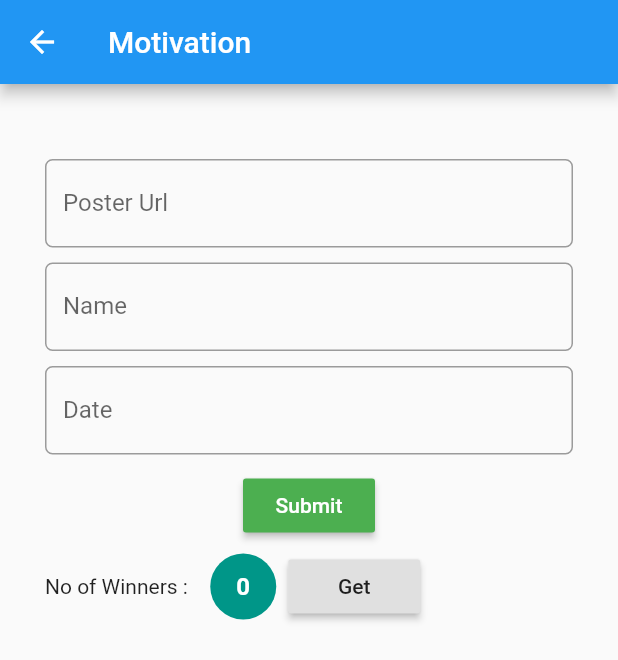
After one commit to Sreenivassreee/MathHelper, a Flutter app: the WinnersPage screen opened by its route, after a tap on "Submit", on a phone screen of 412 x 824 dp. The commit adds this screen. Shown: the top 660 px of the screen. Run offline on Flutter 3.47's test engine with Material 2 defaults, Android fonts, the phone set to English and light mode, and no system bars; our stand-ins replace cloud_firestore; accounts and stored records are empty.

Commit message:
#17/06/2020 Added WinnerBoard ,Added EarnAds

```diff
--- a/lib/Learn.dart
+++ b/lib/Learn.dart
@@ -225,7 +225,9 @@ class _LearnState extends State<Learn> {
           .document("learn")
           .collection("home")
           .document("home")
-          .setData({"pic": pic.text, "video": video.text});
+          .setData(
+        {"pic": pic.text, "video": video.text},
+      );
       print(abc);
       _mess = "Success";
 
--- /dev/null
+++ b/lib/WinnersPage.dart
@@ -0,0 +1,200 @@
+import 'package:cloud_firestore/cloud_firestore.dart';
+import 'package:flutter/material.dart';
+
+class WinnersPage extends StatefulWidget {
+  @override
+  _WinnersPageState createState() => _WinnersPageState();
+}
+
+class _WinnersPageState extends State<WinnersPage> {
+  TextEditingController name = TextEditingController();
+  TextEditingController posterUrl = TextEditingController();
+  TextEditingController date = TextEditingController();
+
+  int lenght = 0;
+
+  @override
+  void initState() {
+    numberOfQuotes().then((value) {
+      setState(() {
+        lenght = value;
+        print(lenght);
+      });
+    });
+    super.initState();
+  }
+
+  @override
+  Widget build(BuildContext context) {
+    return Scaffold(
+      appBar: AppBar(
+        title: Text(
+          "Motivation",
+        ),
+      ),
+      body: Padding(
+        padding: const EdgeInsets.only(top: 10, left: 30, right: 30),
+        child: Container(
+          child: Column(
+            children: [
+              SizedBox(
+                height: 40,
+              ),
+              TextField(
+                controller: posterUrl,
+                decoration: InputDecoration(
+                  labelText: "Poster Url",
+                  border: OutlineInputBorder(
+                    borderRadius: BorderRadius.circular(5.0),
+                    borderSide: BorderSide(
+                      color: Colors.red,
+                      style: BorderStyle.solid,
+                    ),
+                  ),
+                ),
+                autocorrect: true,
+              ),
+              SizedBox(
+                height: 10,
+              ),
+              TextField(
+                controller: name,
+                decoration: InputDecoration(
+                  labelText: "Name",
+                  border: OutlineInputBorder(
+                    borderRadius: BorderRadius.circular(5.0),
+                    borderSide: BorderSide(
+                      color: Colors.red,
+                      style: BorderStyle.solid,
+                    ),
+                  ),
+                ),
+                autocorrect: true,
+              ),
+              SizedBox(
+                height: 10.0,
+              ),
+              TextField(
+                controller: date,
+                decoration: InputDecoration(
+                  labelText: "Date",
+                  border: OutlineInputBorder(
+                    borderRadius: BorderRadius.circular(5.0),
+                    borderSide: BorderSide(
+                      color: Colors.red,
+                      style: BorderStyle.solid,
+                    ),
+                  ),
+                ),
+                autocorrect: true,
+              ),
+              SizedBox(
+                height: 10.0,
+              ),
+              RaisedButton(
+                onPressed: () {
+                  add(
+                          name: name.text,
+                          posterUrl: posterUrl.text,
+                          date: date.text)
+                      .then((value) {
+                    if (value == "added") {
+                      clear();
+                      setState(() {
+                        lenght++;
+                      });
+                    } else {
+                      final snackBar = SnackBar(content: Text('Enter Fileds'));
+
+                      Scaffold.of(context).showSnackBar(snackBar);
+
+                      print(value);
+                    }
+                  });
+                },
+                color: Colors.green,
+                child: Text(
+                  "Submit",
+                  style: TextStyle(
+                    color: Colors.white,
+                  ),
+                ),
+              ),
+              Row(
+                children: [
+                  Text("No of Winners :  "),
+                  Padding(
+                    padding: const EdgeInsets.all(8.0),
+                    child: CircleAvatar(
+                      radius: 22,
+                      backgroundColor: Colors.teal,
+                      child: Text(
+                        "$lenght",
+                        style: TextStyle(
+                          color: Colors.white,
+                          fontWeight: FontWeight.bold,
+                        ),
+                      ),
+                    ),
+                  ),
+                  RaisedButton(
+                    child: Text("Get"),
+                    onPressed: () {
+                      numberOfQuotes().then((value) {
+                        setState(() {
+                          lenght = value;
+                          print(lenght);
+                        });
+                      });
+                    },
+                  ),
+                ],
+              )
+            ],
+          ),
+        ),
+      ),
+    );
+  }
+
+  var reference = Firestore.instance.collection("Winners");
+  Future<int> numberOfQuotes() async {
+    int i;
+    try {
+      QuerySnapshot documentSnapshot = await reference.getDocuments();
+
+      i = documentSnapshot.documents.length;
+      // print("Lenght is $i");
+    } catch (e) {
+      print(e);
+    }
+    return i;
+  }
+
+  Future<String> add({name, posterUrl, date}) async {
+    String i;
+
+    if (name == "" || posterUrl == "" || date == "") {
+      i = "Empty";
+    } else {
+      try {
+        reference.document().setData({
+          "Name": name,
+          "Poster url": posterUrl,
+          "Date": date,
+        });
+        i = "added";
+      } catch (e) {
+        print(e);
+      }
+    }
+
+    return i;
+  }
+
+  void clear() {
+    name.clear();
+    posterUrl.clear();
+    date.clear();
+  }
+}
--- a/lib/main.dart
+++ b/lib/main.dart
@@ -1,7 +1,9 @@
 import 'package:flutter/material.dart';
+import 'package:math_helper/EarnAds.dart';
 import 'package:math_helper/Learn.dart';
 import 'package:math_helper/MyHomaPage.dart';
 import 'package:math_helper/QuestionsEnterPage.dart';
+import 'package:math_helper/WinnersPage.dart';
 import 'package:math_helper/motivation.dart';
 
 void main() {
@@ -19,7 +21,9 @@ class MyApp extends StatelessWidget {
         '/home': (context) => MyHomaPage(),
         '/EnterQuestions': (context) => EnterQuestions(),
         '/Motivation': (context) => Motivation(),
-        '/Learn': (context) => Learn()
+        '/Learn': (context) => Learn(),
+        '/WinnersPage': (context) => WinnersPage(),
+        '/EarnAds': (context) => EarnAds()
       },
     );
   }
```
Also changed, not shown: lib/EarnAds.dart (added, +200 -0 lines), lib/MyHomaPage.dart (+16 -0 lines), 1 other file.
